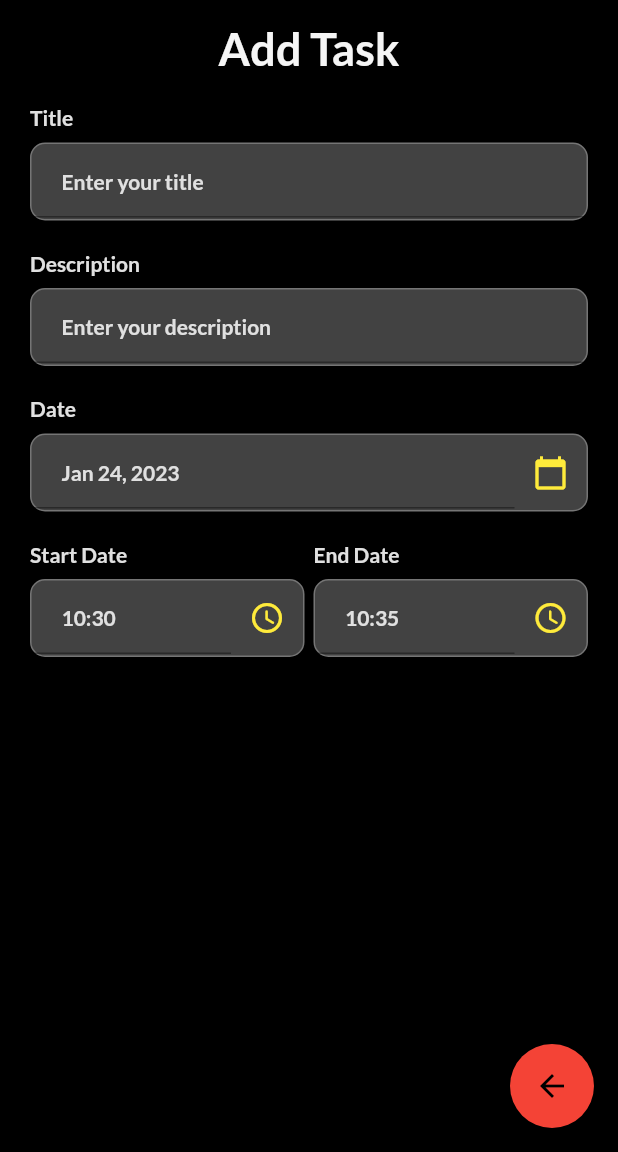
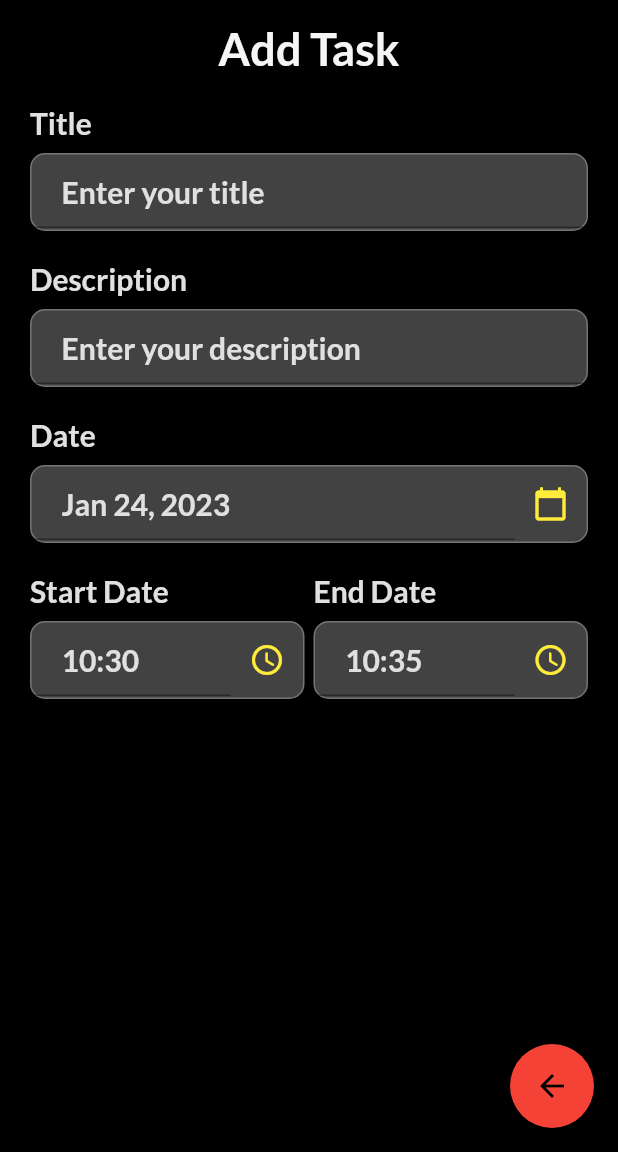
Before and after one commit to Angel-cuba/Full_Stack_Flutter, a Flutter app: the AddTaskBar screen opened directly, after a tap on the "nightlight round" icon, on a phone screen of 412 x 824 dp, the part 84-1236 px from its top. Run offline on Flutter 3.47's test engine with Material 2 defaults, Android fonts, the phone set to English and light mode, and no system bars; our stand-ins replace date_picker_timeline, flutter_local_notifications, google_fonts, shared_preferences, timezone; accounts and stored records are empty.

Commit message:
Update font size

```diff
--- a/lib/ui/fonts/dark_fonts.dart
+++ b/lib/ui/fonts/dark_fonts.dart
@@ -31,7 +31,7 @@ TextStyle get darkHeadingStyle {
 TextStyle get darkTitleStyle {
   return GoogleFonts.lato(
       textStyle: TextStyle(
-    fontSize: 14,
+    fontSize: 20,
     fontWeight: FontWeight.w700,
     color: Colors.grey.shade300,
   ));
--- a/lib/ui/fonts/light_fonts.dart
+++ b/lib/ui/fonts/light_fonts.dart
@@ -27,7 +27,7 @@ TextStyle get lightHeadingStyle {
 TextStyle get lightTitleStyle {
   return GoogleFonts.lato(
       textStyle: const TextStyle(
-    fontSize: 14,
+    fontSize: 20,
     fontWeight: FontWeight.w700,
   ));
 }
```
